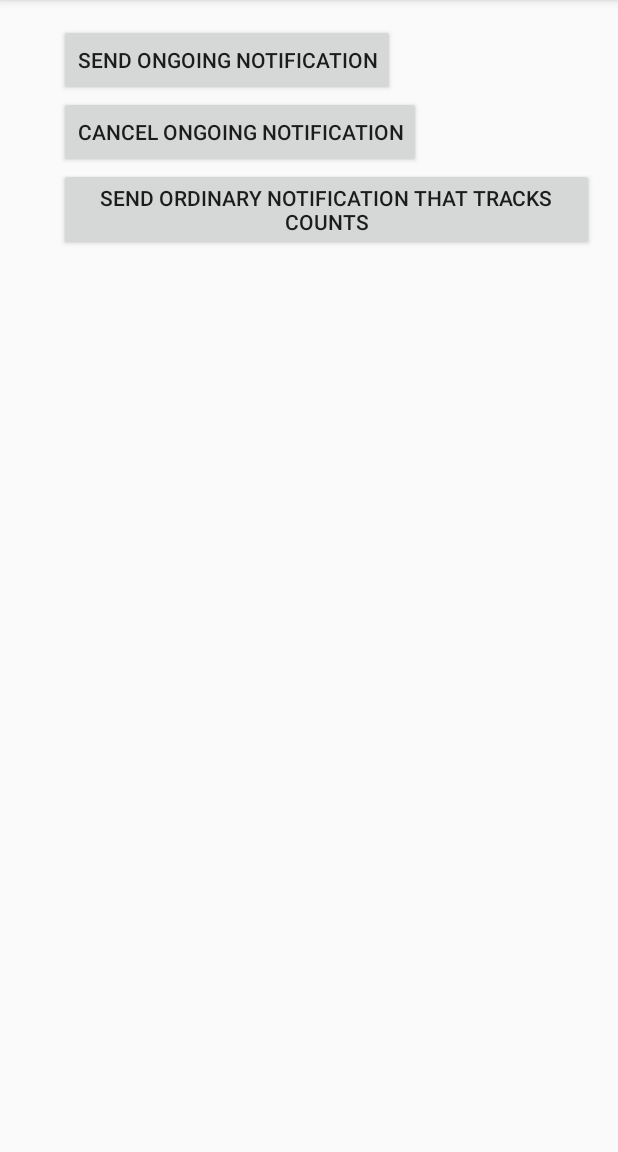
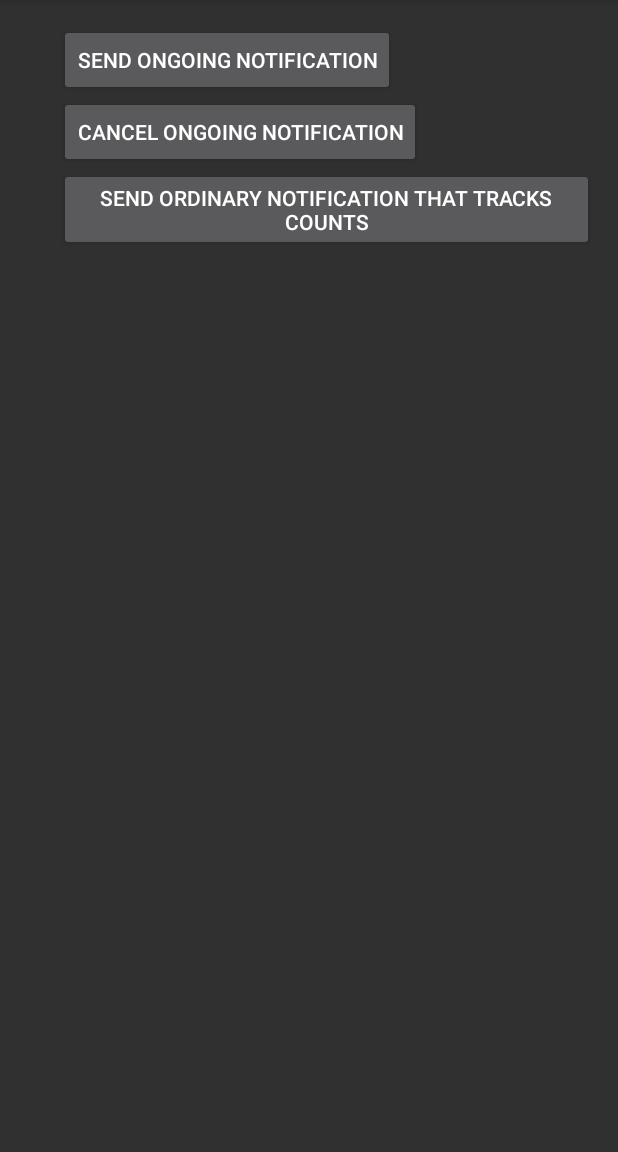
Before and after one commit to CNUClasses/12_Notification, an Android app: the screen it shows after launch (MainActivity), after a tap on "SEND ONGOING NOTIFICATION", on a phone screen of 412 x 824 dp, the part 84-1236 px from its top. Run offline under Robolectric (Android 15) with nearby library versions, the phone set to English and light mode, and no system bars.

```diff
--- a/app/src/main/AndroidManifest.xml
+++ b/app/src/main/AndroidManifest.xml
@@ -12,7 +12,7 @@
         android:allowBackup="true"
         android:icon="@drawable/ic_launcher"
         android:label="@string/app_name"
-        android:theme="@style/AppTheme" >
+        android:theme="@style/AppTheme">
         <activity
             android:name="com.example.noti.MainActivity"
             android:label="@string/app_name" >
--- a/app/src/main/java/com/example/noti/MainActivity.java
+++ b/app/src/main/java/com/example/noti/MainActivity.java
@@ -3,13 +3,15 @@ package com.example.noti;
 import android.app.Notification;
 import android.app.NotificationManager;
 import android.content.Context;
+import android.net.Uri;
 import android.os.Bundle;
-import android.support.v7.app.ActionBarActivity;
+
+import android.support.v7.app.AppCompatActivity;
 import android.view.Menu;
 import android.view.MenuItem;
 import android.view.View;
 
-public class MainActivity extends ActionBarActivity {
+public class MainActivity extends AppCompatActivity {
 
 	private static final int MYNOTIFICATION = 1;
 	private static final int MYNOTIFICATION1 = 100;
@@ -44,7 +46,7 @@ public class MainActivity extends ActionBarActivity {
 	}
 
 	public void doNotification(View v) {
-		boolean useIndeterminateProgressBar = false;
+		boolean useIndeterminateProgressBar = true;
 		NotificationManager notificationManager = (NotificationManager) getSystemService(NOTIFICATION_SERVICE);
 
 		Notification noti = new Notification.Builder(this)
@@ -54,6 +56,7 @@ public class MainActivity extends ActionBarActivity {
 		.setOngoing(true)						//true only dismissable by app
 		.setProgress(100,50,useIndeterminateProgressBar )				//show a progress bar
 		.build();
+
 		noti.flags |= Notification.FLAG_INSISTENT;
 		notificationManager.notify(MYNOTIFICATION, noti);
 	}
@@ -74,6 +77,7 @@ public class MainActivity extends ActionBarActivity {
 				.setOngoing(false)
 				.build();
 		noti.flags |= Notification.FLAG_INSISTENT;
-		notificationManager.notify(MYNOTIFICATION1, noti);
+		//notificationManager.notify(MYNOTIFICATION1, noti);
+		notificationManager.notify(myCount, noti);
 	}
 }
--- a/app/src/main/res/layout/activity_main.xml
+++ b/app/src/main/res/layout/activity_main.xml
@@ -1,3 +1,4 @@
+<?xml version="1.0" encoding="utf-8"?>
 <RelativeLayout xmlns:android="http://schemas.android.com/apk/res/android"
     xmlns:tools="http://schemas.android.com/tools"
     android:layout_width="match_parent"
@@ -6,7 +7,7 @@
     android:paddingLeft="@dimen/activity_horizontal_margin"
     android:paddingRight="@dimen/activity_horizontal_margin"
     android:paddingTop="@dimen/activity_vertical_margin"
-    tools:context="com.example.noti.MainActivity$PlaceholderFragment" >
+    tools:context="com.example.noti.MainActivity" >
 
     <Button
         android:id="@+id/button1"
--- a/app/src/main/res/values-v11/styles.xml
+++ /dev/null
@@ -1,11 +0,0 @@
-<resources>
-
-    <!--
-        Base application theme for API 11+. This theme completely replaces
-        AppBaseTheme from res/values/styles.xml on API 11+ devices.
-    -->
-    <style name="AppBaseTheme" parent="Theme.AppCompat.Light">
-        <!-- API 11 theme customizations can go here. -->
-    </style>
-
-</resources>
--- a/app/src/main/res/values-v14/styles.xml
+++ /dev/null
@@ -1,12 +0,0 @@
-<resources>
-
-    <!--
-        Base application theme for API 14+. This theme completely replaces
-        AppBaseTheme from BOTH res/values/styles.xml and
-        res/values-v11/styles.xml on API 14+ devices.
-    -->
-    <style name="AppBaseTheme" parent="Theme.AppCompat.Light.DarkActionBar">
-        <!-- API 14 theme customizations can go here. -->
-    </style>
-
-</resources>
--- a/app/src/main/res/values/styles.xml
+++ b/app/src/main/res/values/styles.xml
@@ -1,20 +1,12 @@
 <resources>
 
     <!--
-        Base application theme, dependent on API level. This theme is replaced
-        by AppBaseTheme from res/values-vXX/styles.xml on newer devices.
+        Base application theme for API 14+. This theme completely replaces
+        AppBaseTheme from BOTH res/values/styles.xml and
+        res/values-v11/styles.xml on API 14+ devices.
     -->
-    <style name="AppBaseTheme" parent="Theme.AppCompat.Light">
-        <!--
-            Theme customizations available in newer API levels can go in
-            res/values-vXX/styles.xml, while customizations related to
-            backward-compatibility can go here.
-        -->
-    </style>
-
-    <!-- Application theme. -->
-    <style name="AppTheme" parent="AppBaseTheme">
-        <!-- All customizations that are NOT specific to a particular API-level can go here. -->
+    <style name="AppTheme" parent="Theme.AppCompat">
+        <!-- API 14 theme customizations can go here. -->
     </style>
 
 </resources>
```
Also changed, not shown: app/build.gradle (+5 -5 lines), app/src/main/res/values-w820dp/dimens.xml (deleted, +0 -10 lines), 1 other file.
